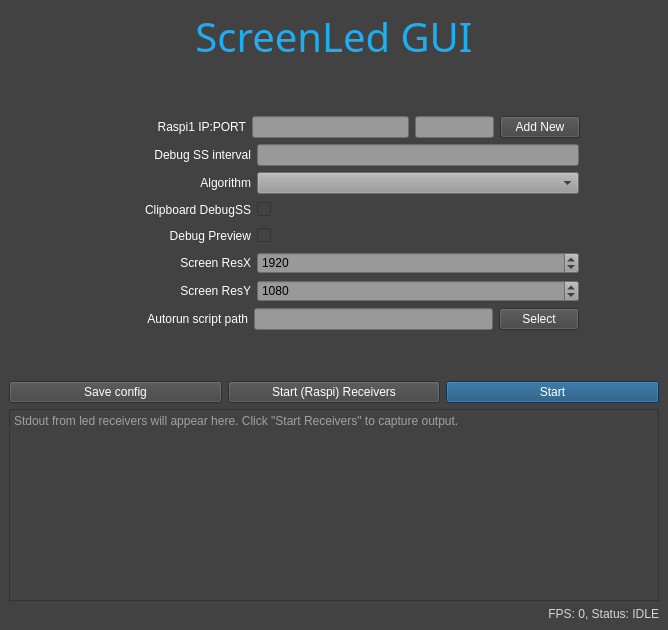
Above: ScreenLedGUI/screenledgui.ui from 0LTSU0/ScreenLed before the change. Below: the same form after it.
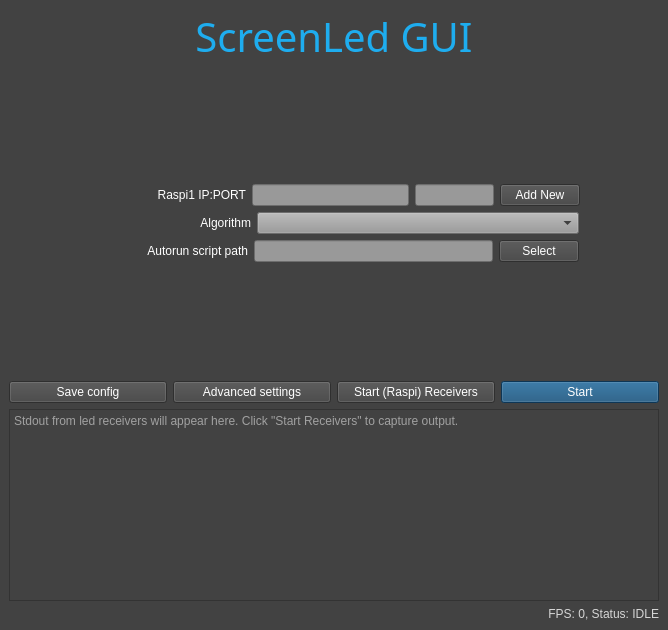
That is the form after the change.

Commit message: move some settings under advanced

```diff
--- a/ScreenLedGUI/screenledgui.ui
+++ b/ScreenLedGUI/screenledgui.ui
@@ -17,7 +17,7 @@
    <string notr="true">background-color: rgb(66, 66, 66);</string>
   </property>
   <widget class="QWidget" name="centralWidget">
-   <layout class="QVBoxLayout" name="verticalLayout" stretch="0,0,0,0,0,0,0,0,0,0,0,0,0,0">
+   <layout class="QVBoxLayout" name="verticalLayout" stretch="0,0,0,0,0,0,0,0,0">
     <item>
      <widget class="QLabel" name="header">
       <property name="sizePolicy">
@@ -112,57 +112,7 @@
       <item>
        <spacer name="horizontalSpacer_2">
         <property name="orientation">
-         <enum>Qt::Horizontal</enum>
-        </property>
-        <property name="sizeHint" stdset="0">
-         <size>
-          <width>40</width>
-          <height>20</height>
-         </size>
-        </property>
-       </spacer>
-      </item>
-     </layout>
-    </item>
-    <item>
-     <layout class="QHBoxLayout" name="horizontalLayout_3" stretch="1,2,4,1">
-      <item>
-       <spacer name="horizontalSpacer_6">
-        <property name="orientation">
-         <enum>Qt::Horizontal</enum>
-        </property>
-        <property name="sizeHint" stdset="0">
-         <size>
-          <width>40</width>
-          <height>20</height>
-         </size>
-        </property>
-       </spacer>
-      </item>
-      <item>
-       <widget class="QLabel" name="debugSsInterval">
-        <property name="styleSheet">
-         <string notr="true">color: rgb(255, 255, 255);</string>
-        </property>
-        <property name="text">
-         <string>Debug SS interval</string>
-        </property>
-        <property name="alignment">
-         <set>Qt::AlignRight|Qt::AlignTrailing|Qt::AlignVCenter</set>
-        </property>
-       </widget>
-      </item>
-      <item>
-       <widget class="QLineEdit" name="debugSsIntervalVal">
-        <property name="styleSheet">
-         <string notr="true">background-color: rgb(153, 153, 153);</string>
-        </property>
-       </widget>
-      </item>
-      <item>
-       <spacer name="horizontalSpacer_5">
-        <property name="orientation">
-         <enum>Qt::Horizontal</enum>
+         <enum>Qt::Orientation::Horizontal</enum>
         </property>
         <property name="sizeHint" stdset="0">
          <size>
@@ -212,222 +162,7 @@
       <item>
        <spacer name="horizontalSpacer_16">
         <property name="orientation">
-         <enum>Qt::Horizontal</enum>
-        </property>
-        <property name="sizeHint" stdset="0">
-         <size>
-          <width>40</width>
-          <height>20</height>
-         </size>
-        </property>
-       </spacer>
-      </item>
-     </layout>
-    </item>
-    <item>
-     <layout class="QHBoxLayout" name="horizontalLayout_4" stretch="1,2,4,1">
-      <item>
-       <spacer name="horizontalSpacer_8">
-        <property name="orientation">
-         <enum>Qt::Horizontal</enum>
-        </property>
-        <property name="sizeHint" stdset="0">
-         <size>
-          <width>40</width>
-          <height>20</height>
-         </size>
-        </property>
-       </spacer>
-      </item>
-      <item>
-       <widget class="QLabel" name="debugSS">
-        <property name="styleSheet">
-         <string notr="true">color: rgb(255, 255, 255);</string>
-        </property>
-        <property name="text">
-         <string>Clipboard DebugSS</string>
-        </property>
-        <property name="alignment">
-         <set>Qt::AlignRight|Qt::AlignTrailing|Qt::AlignVCenter</set>
-        </property>
-       </widget>
-      </item>
-      <item>
-       <widget class="QCheckBox" name="debugSSVal">
-        <property name="text">
-         <string/>
-        </property>
-       </widget>
-      </item>
-      <item>
-       <spacer name="horizontalSpacer_7">
-        <property name="orientation">
-         <enum>Qt::Horizontal</enum>
-        </property>
-        <property name="sizeHint" stdset="0">
-         <size>
-          <width>40</width>
-          <height>20</height>
-         </size>
-        </property>
-       </spacer>
-      </item>
-     </layout>
-    </item>
-    <item>
-     <layout class="QHBoxLayout" name="horizontalLayout_7" stretch="1,2,4,1">
-      <item>
-       <spacer name="horizontalSpacer_9">
-        <property name="orientation">
-         <enum>Qt::Horizontal</enum>
-        </property>
-        <property name="sizeHint" stdset="0">
-         <size>
-          <width>40</width>
-          <height>20</height>
-         </size>
-        </property>
-       </spacer>
-      </item>
-      <item>
-       <widget class="QLabel" name="showPreview">
-        <property name="styleSheet">
-         <string notr="true">color: rgb(255, 255, 255);</string>
-        </property>
-        <property name="text">
-         <string>Debug Preview</string>
-        </property>
-        <property name="alignment">
-         <set>Qt::AlignRight|Qt::AlignTrailing|Qt::AlignVCenter</set>
-        </property>
-       </widget>
-      </item>
-      <item>
-       <widget class="QCheckBox" name="showPreviewVal">
-        <property name="enabled">
-         <bool>true</bool>
-        </property>
-        <property name="text">
-         <string/>
-        </property>
-       </widget>
-      </item>
-      <item>
-       <spacer name="horizontalSpacer_10">
-        <property name="orientation">
-         <enum>Qt::Horizontal</enum>
-        </property>
-        <property name="sizeHint" stdset="0">
-         <size>
-          <width>40</width>
-          <height>20</height>
-         </size>
-        </property>
-       </spacer>
-      </item>
-     </layout>
-    </item>
-    <item>
-     <layout class="QHBoxLayout" name="horizontalLayout_8" stretch="1,2,4,1">
-      <item>
-       <spacer name="horizontalSpacer_11">
-        <property name="orientation">
-         <enum>Qt::Horizontal</enum>
-        </property>
-        <property name="sizeHint" stdset="0">
-         <size>
-          <width>40</width>
-          <height>20</height>
-         </size>
-        </property>
-       </spacer>
-      </item>
-      <item>
-       <widget class="QLabel" name="screenResX">
-        <property name="styleSheet">
-         <string notr="true">color: rgb(255, 255, 255);</string>
-        </property>
-        <property name="text">
-         <string>Screen ResX</string>
-        </property>
-        <property name="alignment">
-         <set>Qt::AlignRight|Qt::AlignTrailing|Qt::AlignVCenter</set>
-        </property>
-       </widget>
-      </item>
-      <item>
-       <widget class="QSpinBox" name="screenResXval">
-        <property name="styleSheet">
-         <string notr="true">background-color: rgb(153, 153, 153);</string>
-        </property>
-        <property name="maximum">
-         <number>3840</number>
-        </property>
-        <property name="value">
-         <number>1920</number>
-        </property>
-       </widget>
-      </item>
-      <item>
-       <spacer name="horizontalSpacer_12">
-        <property name="orientation">
-         <enum>Qt::Horizontal</enum>
-        </property>
-        <property name="sizeHint" stdset="0">
-         <size>
-          <width>40</width>
-          <height>20</height>
-         </size>
-        </property>
-       </spacer>
-      </item>
-     </layout>
-    </item>
-    <item>
-     <layout class="QHBoxLayout" name="horizontalLayout_9" stretch="1,2,4,1">
-      <item>
-       <spacer name="horizontalSpacer_13">
-        <property name="orientation">
-         <enum>Qt::Horizontal</enum>
-        </property>
-        <property name="sizeHint" stdset="0">
-         <size>
-          <width>40</width>
-          <height>20</height>
-         </size>
-        </property>
-       </spacer>
-      </item>
-      <item>
-       <widget class="QLabel" name="screenResY">
-        <property name="styleSheet">
-         <string notr="true">color: rgb(255, 255, 255);</string>
-        </property>
-        <property name="text">
-         <string>Screen ResY</string>
-        </property>
-        <property name="alignment">
-         <set>Qt::AlignRight|Qt::AlignTrailing|Qt::AlignVCenter</set>
-        </property>
-       </widget>
-      </item>
-      <item>
-       <widget class="QSpinBox" name="screenResYval">
-        <property name="styleSheet">
-         <string notr="true">background-color: rgb(153, 153, 153);</string>
-        </property>
-        <property name="maximum">
-         <number>2160</number>
-        </property>
-        <property name="value">
-         <number>1080</number>
-        </property>
-       </widget>
-      </item>
-      <item>
-       <spacer name="horizontalSpacer_14">
-        <property name="orientation">
-         <enum>Qt::Horizontal</enum>
+         <enum>Qt::Orientation::Horizontal</enum>
         </property>
         <property name="sizeHint" stdset="0">
          <size>
@@ -524,6 +259,16 @@
         </property>
        </widget>
       </item>
+      <item>
+       <widget class="QPushButton" name="advancedSettings">
+        <property name="styleSheet">
+         <string notr="true">color: rgb(255, 255, 255);</string>
+        </property>
+        <property name="text">
+         <string>Advanced settings</string>
+        </property>
+       </widget>
+      </item>
       <item>
        <widget class="QPushButton" name="startRcvsButton">
         <property name="styleSheet">
```
Left out of the diff: 22 changed lines with no effect on the pictures. The commit also changes 7 other files.
